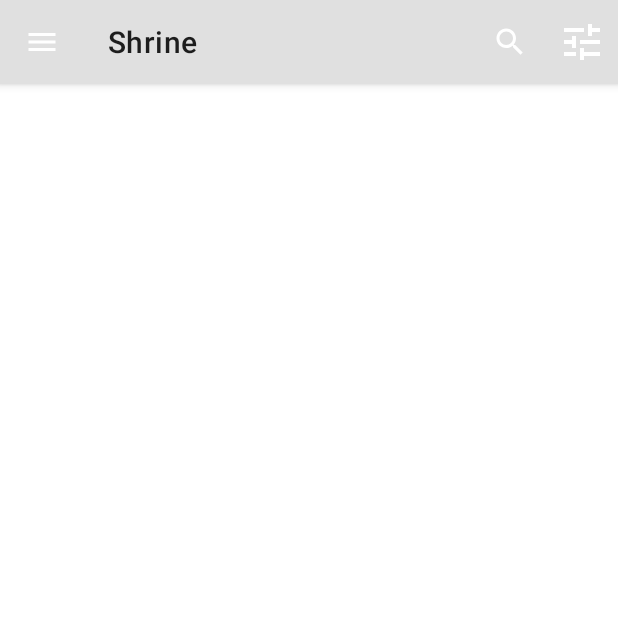
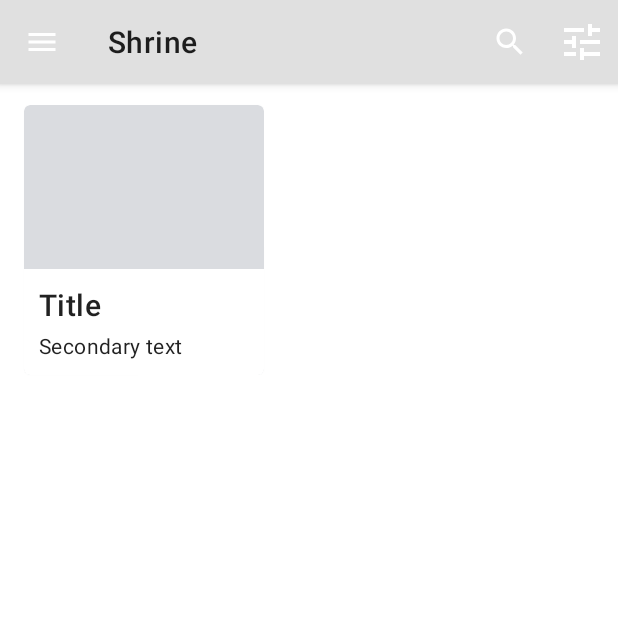
Before and after one commit to JairoCruz/shrineMDC, an Android app: the fragment ProductGridFragment placed in its activity, on a phone screen of 412 x 824 dp, the top half of it. Run offline under Robolectric (Android 15) with nearby library versions, the phone set to English and light mode, and no system bars.

Commit message:
Add a Car View MDC 102

```diff
--- a/app/src/main/res/layout/shr_product_grid_fragment.xml
+++ b/app/src/main/res/layout/shr_product_grid_fragment.xml
@@ -22,4 +22,43 @@
     </android.support.design.widget.AppBarLayout>
 
 
+    <!-- Add a Card -->
+
+    <android.support.design.card.MaterialCardView
+        android:layout_width="160dp"
+        android:layout_height="180dp"
+        android:layout_marginBottom="16dp"
+        android:layout_marginLeft="16dp"
+        android:layout_marginRight="16dp"
+        android:layout_marginTop="70dp"
+        app:cardBackgroundColor="?attr/colorPrimaryDark">
+
+        <LinearLayout
+            android:layout_width="match_parent"
+            android:layout_height="wrap_content"
+            android:layout_gravity="bottom"
+            android:background="#FFFFFF"
+            android:orientation="vertical"
+            android:padding="8dp">
+
+
+            <TextView
+                android:layout_width="match_parent"
+                android:layout_height="wrap_content"
+                android:padding="2dp"
+                android:text="@string/shr_product_title"
+                android:textAppearance="?attr/textAppearanceHeadline6"/>
+
+            <TextView
+                android:layout_width="match_parent"
+                android:layout_height="wrap_content"
+                android:padding="2dp"
+                android:text="@string/shr_product_description"
+                android:textAppearance="?attr/textAppearanceBody2"/>
+
+        </LinearLayout>
+
+    </android.support.design.card.MaterialCardView>
+
+
 </android.support.design.widget.CoordinatorLayout>
```
